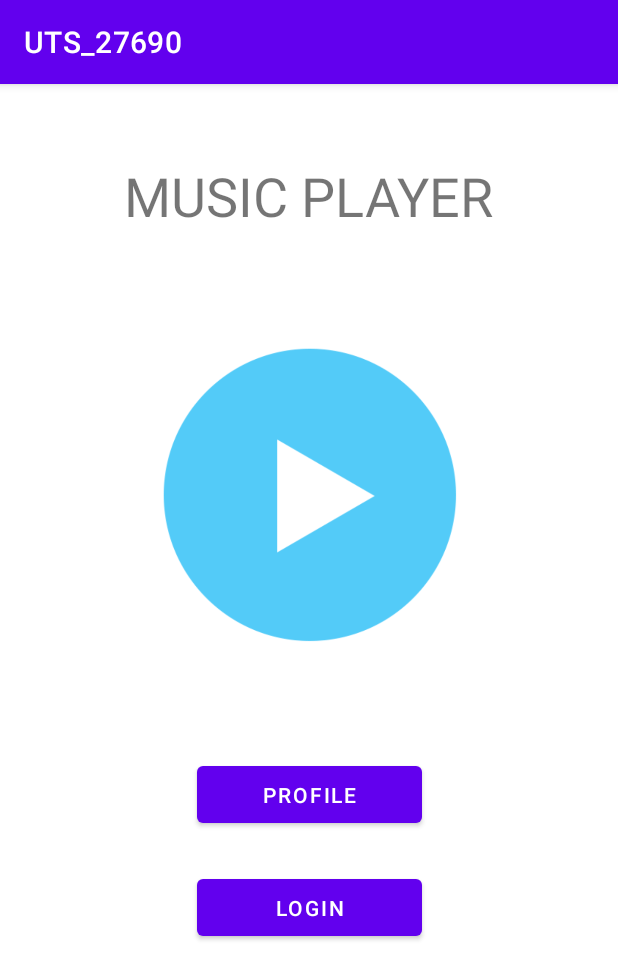
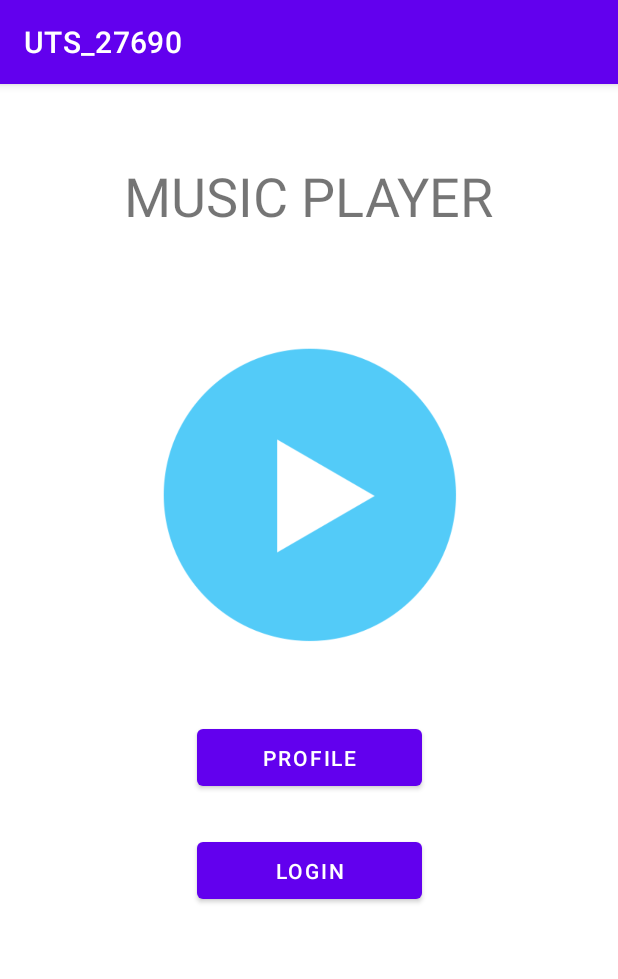
Before and after one commit to Itsakaseru/UTS_27690, an Android app: the screen it shows after launch (MainActivity), on a phone screen of 412 x 824 dp. Shown: the top 979 px of the screen. Run offline under Robolectric (Android 15) with nearby library versions, the phone set to English and light mode, and no system bars.

Commit message:
Reduce top margin size

```diff
--- a/app/src/main/res/layout/activity_main.xml
+++ b/app/src/main/res/layout/activity_main.xml
@@ -31,7 +31,7 @@
         android:id="@+id/btnProfile"
         android:layout_width="150dp"
         android:layout_height="50dp"
-        android:layout_marginTop="50dp"
+        android:layout_marginTop="25dp"
         android:text="PROFILE"
         app:layout_constraintEnd_toEndOf="parent"
         app:layout_constraintStart_toStartOf="parent"
```
